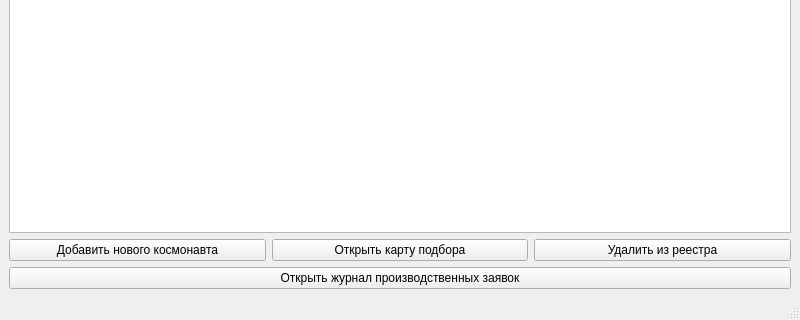
Above: main_window.ui from diamko/PP before the change; both pictures show x 0 to 800 and y 280 to 600 of the 800 by 600 pixel window. Below: the same form after it.
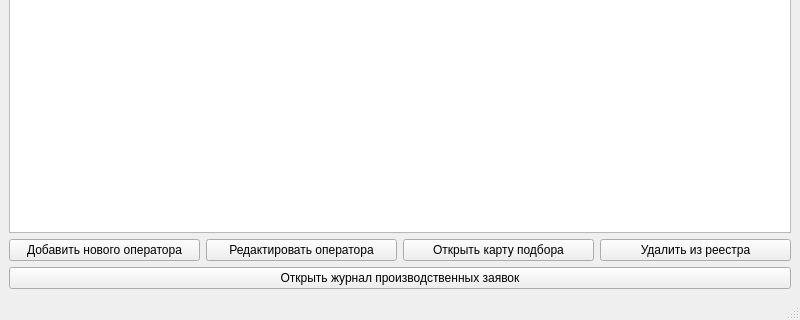
That is the form after the change.

```diff
--- a/main_window.ui
+++ b/main_window.ui
@@ -60,7 +60,14 @@
           <item>
            <widget class="QPushButton" name="btnAddAstronaut">
             <property name="text">
-             <string>Добавить нового космонавта</string>
+             <string>Добавить нового оператора</string>
+            </property>
+           </widget>
+          </item>
+          <item>
+           <widget class="QPushButton" name="btnEditAstronaut">
+            <property name="text">
+             <string>Редактировать оператора</string>
             </property>
            </widget>
           </item>
```
Left out of the diff: 22 changed lines with no effect on the pictures.
